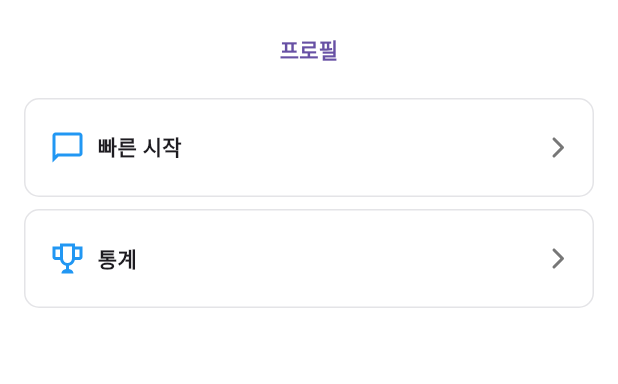
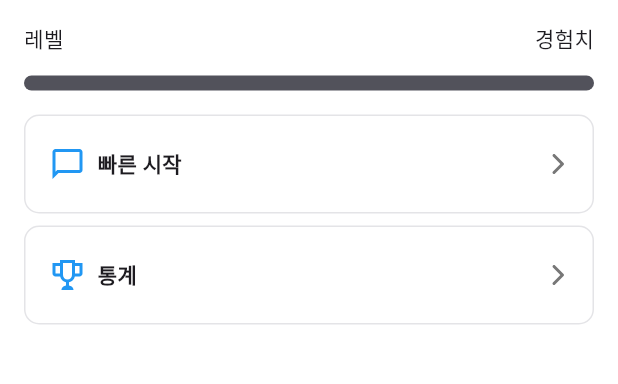
Before and after one commit to NaZe0320/typing_talk, a Flutter app: the screen it shows after launch, on a phone screen of 412 x 824 dp, the part 58-442 px from its top. Run offline on Flutter 3.47's test engine with Material 3 defaults, Android fonts, the phone set to English and light mode, and no system bars; our stand-ins replace flutter_riverpod, flutter_svg, freezed_annotation, go_router, logger; generated files the repository leaves out were written again.

Commit message:
[feat] 임시 프로필 카드 구현

```diff
--- a/lib/presentation/features/home/screens/home_screen.dart
+++ b/lib/presentation/features/home/screens/home_screen.dart
@@ -10,6 +10,8 @@ import 'package:typing_talk/presentation/common/widgets/buttons/navigation_butto
 import 'package:typing_talk/presentation/features/home/widgets/home_app_bar.dart';
 
 import 'dart:io';
+
+import 'package:typing_talk/presentation/features/home/widgets/profile_widget.dart';
 
 class HomeScreen extends BaseScreen {
   const HomeScreen({super.key});
@@ -31,12 +33,7 @@ class HomeScreen extends BaseScreen {
               child: Column(
                 spacing: 8,
                 children: [
-                  TextButton(
-                    onPressed: () {
-                      context.pushNamed(RouteNames.profile);
-                    },
-                    child: Text('프로필', style: AppTypography.b3_6),
-                  ),
+                  ProfileWidget(),
                   NavigationButton(
                     '빠른 시작',
                     icon: 'chat',
--- /dev/null
+++ b/lib/presentation/features/home/widgets/profile_widget.dart
@@ -0,0 +1,36 @@
+import 'package:flutter/material.dart';
+import 'package:typing_talk/core/theme/app_colors.dart';
+import 'package:typing_talk/core/theme/app_fonts.dart';
+
+class ProfileWidget extends StatelessWidget {
+  const ProfileWidget({super.key});
+
+  @override
+  Widget build(BuildContext context) {
+    return Padding(
+      padding: const EdgeInsets.symmetric(vertical: 8.0),
+      child: Column(
+        spacing: 16,
+        children: [
+          Row(
+            mainAxisAlignment: MainAxisAlignment.spaceBetween,
+            children: [
+              Text(
+                '레벨',
+                style: AppTypography.b3_4,
+              ),
+              Text(
+                '경험치',
+                style: AppTypography.b3_4,
+              ),
+            ],
+          ),
+          Container(
+            height: 10,
+            decoration: BoxDecoration(color: AppColors.gray600, borderRadius: BorderRadius.circular(10)),
+          )
+        ],
+      ),
+    );
+  }
+}
```
